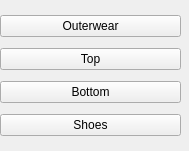
Old version of the form code/popup1.ui in the repository fmarque/Smart-Wardrobe-Organizer.
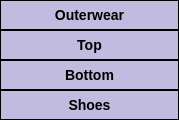
New version of the form.

Diff of the .ui file:
```diff
--- a/code/popup1.ui
+++ b/code/popup1.ui
@@ -6,55 +6,152 @@
    <rect>
     <x>0</x>
     <y>0</y>
-    <width>189</width>
-    <height>151</height>
+    <width>179</width>
+    <height>120</height>
    </rect>
   </property>
   <property name="windowTitle">
    <string>Form</string>
   </property>
-  <widget class="QWidget" name="verticalLayoutWidget">
+  <widget class="QPushButton" name="coatButton">
    <property name="geometry">
     <rect>
      <x>0</x>
-     <y>10</y>
-     <width>181</width>
-     <height>134</height>
+     <y>0</y>
+     <width>179</width>
+     <height>30</height>
     </rect>
    </property>
-   <layout class="QVBoxLayout" name="verticalLayout">
-    <item>
-     <widget class="QPushButton" name="coatButton">
-      <property name="styleSheet">
-       <string notr="true">selection-background-color: rgb(255, 77, 255);</string>
-      </property>
-      <property name="text">
-       <string>Outerwear</string>
-      </property>
-     </widget>
-    </item>
-    <item>
-     <widget class="QPushButton" name="topButton">
-      <property name="text">
-       <string>Top</string>
-      </property>
-     </widget>
-    </item>
-    <item>
-     <widget class="QPushButton" name="bottomButton">
-      <property name="text">
-       <string>Bottom</string>
-      </property>
-     </widget>
-    </item>
-    <item>
-     <widget class="QPushButton" name="shoesButton">
-      <property name="text">
-       <string>Shoes</string>
-      </property>
-     </widget>
-    </item>
-   </layout>
+   <property name="minimumSize">
+    <size>
+     <width>0</width>
+     <height>30</height>
+    </size>
+   </property>
+   <property name="styleSheet">
+    <string notr="true">QPushButton {
+    background-color: #C1BBDF; 
+    color: black; /* Text color */
+    border: 1px solid rgb(0, 0, 0);
+    font-family: 'Courier New';
+    font-size: 14px;
+    font-weight: bold;
+}
+QPushButton:hover {
+    background-color: #AEA7DD; /* Slightly darker blue on hover */
+}
+QPushButton:pressed {
+    background-color: #8F85D0; /* Even darker blue when pressed */
+}</string>
+   </property>
+   <property name="text">
+    <string>Outerwear</string>
+   </property>
+  </widget>
+  <widget class="QPushButton" name="topButton">
+   <property name="geometry">
+    <rect>
+     <x>0</x>
+     <y>30</y>
+     <width>179</width>
+     <height>30</height>
+    </rect>
+   </property>
+   <property name="minimumSize">
+    <size>
+     <width>0</width>
+     <height>30</height>
+    </size>
+   </property>
+   <property name="styleSheet">
+    <string notr="true">QPushButton {
+    background-color: #C1BBDF; 
+    color: black; /* Text color */
+    border: 1px solid rgb(0, 0, 0);
+    font-family: 'Courier New';
+    font-size: 14px;
+    font-weight: bold;
+}
+QPushButton:hover {
+    background-color: #AEA7DD; /* Slightly darker blue on hover */
+}
+QPushButton:pressed {
+    background-color: #8F85D0; /* Even darker blue when pressed */
+}</string>
+   </property>
+   <property name="text">
+    <string>Top</string>
+   </property>
+  </widget>
+  <widget class="QPushButton" name="bottomButton">
+   <property name="geometry">
+    <rect>
+     <x>0</x>
+     <y>60</y>
+     <width>179</width>
+     <height>30</height>
+    </rect>
+   </property>
+   <property name="minimumSize">
+    <size>
+     <width>0</width>
+     <height>30</height>
+    </size>
+   </property>
+   <property name="styleSheet">
+    <string notr="true">QPushButton {
+    background-color: #C1BBDF; 
+    color: black; /* Text color */
+    border: 1px solid rgb(0, 0, 0);
+    font-family: 'Courier New';
+    font-size: 14px;
+    font-weight: bold;
+}
+QPushButton:hover {
+    background-color: #AEA7DD; /* Slightly darker blue on hover */
+}
+QPushButton:pressed {
+    background-color: #8F85D0; /* Even darker blue when pressed */
+}</string>
+   </property>
+   <property name="text">
+    <string>Bottom</string>
+   </property>
+  </widget>
+  <widget class="QPushButton" name="shoesButton">
+   <property name="geometry">
+    <rect>
+     <x>0</x>
+     <y>90</y>
+     <width>179</width>
+     <height>30</height>
+    </rect>
+   </property>
+   <property name="minimumSize">
+    <size>
+     <width>0</width>
+     <height>30</height>
+    </size>
+   </property>
+   <property name="styleSheet">
+    <string notr="true">QPushButton {
+    background-color: #C1BBDF; 
+    color: black; /* Text color */
+    border: 1px solid rgb(0, 0, 0);
+    font-family: 'Courier New';
+    font-size: 14px;
+    font-weight: bold;
+}
+QPushButton:hover {
+    background-color: #AEA7DD; /* Slightly darker blue on hover */
+}
+QPushButton:pressed {
+    background-color: #8F85D0; /* Even darker blue when pressed */
+}</string>
+   </property>
+   <property name="text">
+    <string>Shoes</string>
+   </property>
   </widget>
  </widget>
  <resources/>
```
